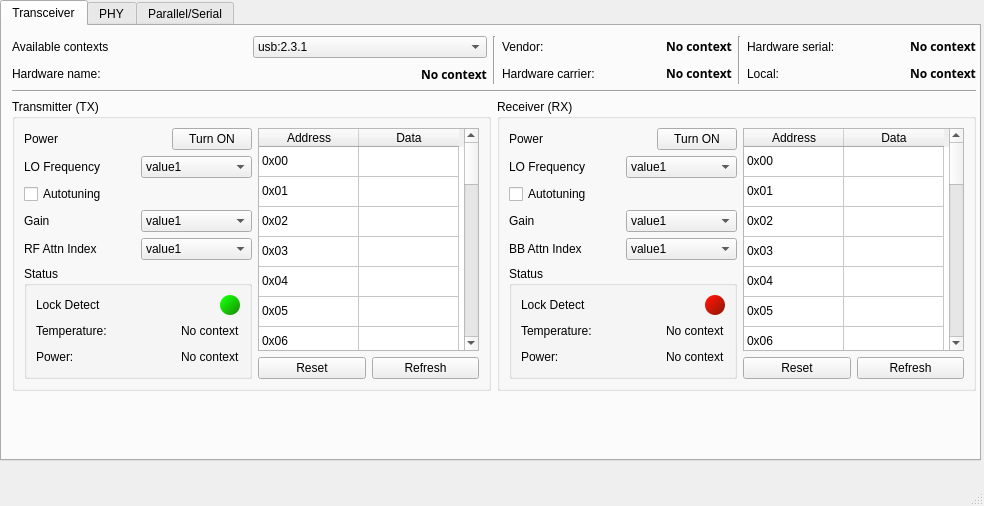
This is alternativewindow.ui in tcoroian/WC60GHZ_APP as Qt 5 draws it before an edit. The edited form follows.
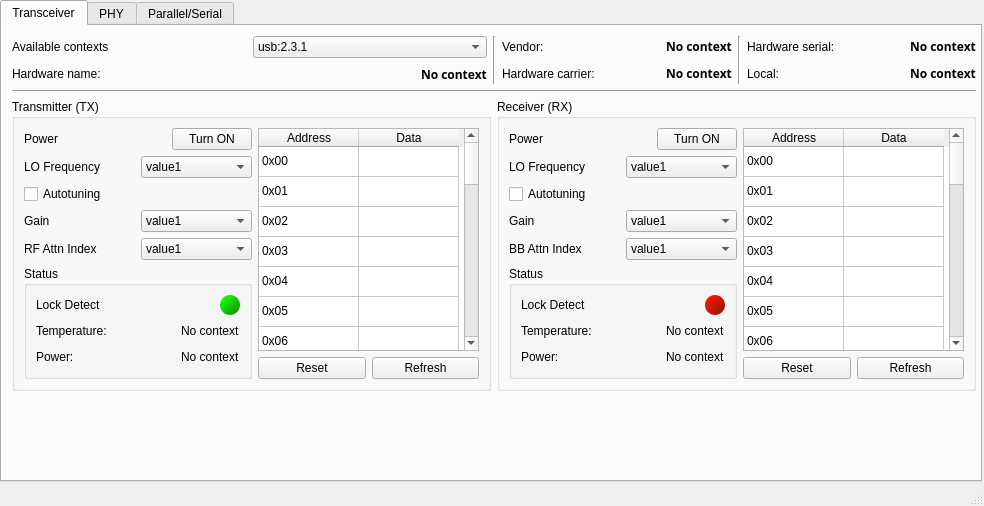
This is the edited form.

The edit to the form file:
```diff
--- a/alternativewindow.ui
+++ b/alternativewindow.ui
@@ -19,8 +19,8 @@
      <rect>
       <x>0</x>
       <y>0</y>
-      <width>981</width>
-      <height>461</height>
+      <width>982</width>
+      <height>482</height>
      </rect>
     </property>
     <layout class="QVBoxLayout" name="verticalLayout">
```
Left out of the diff: 12 changed lines with no effect on the pictures.
